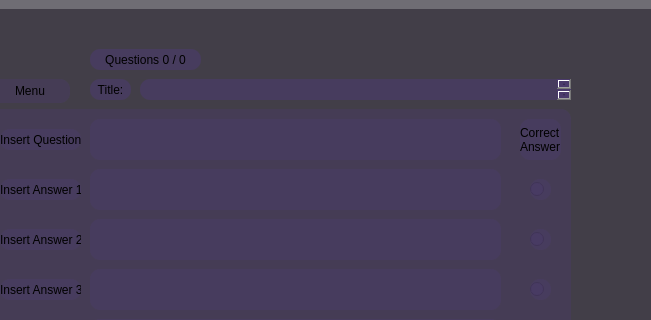
Old version of the form QuizModule/quizwindow.ui in the repository WSU-4110/MOST; both pictures show x 179 to 830 and y 0 to 320 of the 927 by 615 pixel window.
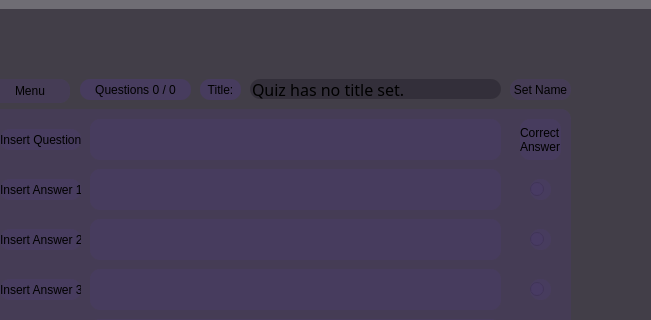
New version of the form. The open tabs and pages were chosen to show the change. Icons and pictures are not drawn.

Commit message: 1) Fix loading .db file to QuizBank 2) Add saving QuizBank to .db file 3) Add quiz name - quizzes must have a title 4) Fix study page to retain radio selections per question 5) Fix study page displaying current question

```diff
--- a/QuizModule/quizwindow.ui
+++ b/QuizModule/quizwindow.ui
@@ -694,25 +694,10 @@
        </property>
       </widget>
      </widget>
-     <widget class="QPlainTextEdit" name="plainTextEdit_2">
-      <property name="geometry">
-       <rect>
-        <x>310</x>
-        <y>70</y>
-        <width>431</width>
-        <height>21</height>
-       </rect>
-      </property>
-      <property name="styleSheet">
-       <string notr="true">background-color: rgba(75, 58, 108, 150);
-border-radius: 10px;
-</string>
-      </property>
-     </widget>
      <widget class="QLabel" name="label_5">
       <property name="geometry">
        <rect>
-        <x>260</x>
+        <x>370</x>
         <y>70</y>
         <width>41</width>
         <height>21</height>
@@ -733,8 +718,8 @@
      <widget class="QLabel" name="labelCreateQuestionIndex">
       <property name="geometry">
        <rect>
-        <x>260</x>
-        <y>40</y>
+        <x>250</x>
+        <y>70</y>
         <width>111</width>
         <height>21</height>
        </rect>
@@ -751,6 +736,42 @@
        <set>Qt::AlignmentFlag::AlignCenter</set>
       </property>
      </widget>
+     <widget class="QLineEdit" name="lineEditTitle">
+      <property name="geometry">
+       <rect>
+        <x>420</x>
+        <y>70</y>
+        <width>251</width>
+        <height>20</height>
+       </rect>
+      </property>
+      <property name="font">
+       <font>
+        <family>Sans Serif Collection</family>
+        <pointsize>12</pointsize>
+       </font>
+      </property>
+      <property name="text">
+       <string>Quiz has no title set.</string>
+      </property>
+     </widget>
+     <widget class="QPushButton" name="pushButtonSetName">
+      <property name="geometry">
+       <rect>
+        <x>680</x>
+        <y>70</y>
+        <width>61</width>
+        <height>21</height>
+       </rect>
+      </property>
+      <property name="styleSheet">
+       <string notr="true">background-color: rgba(75, 58, 108, 100);
+border-radius: 10px;</string>
+      </property>
+      <property name="text">
+       <string>Set Name</string>
+      </property>
+     </widget>
      <zorder>quizCreateFrame</zorder>
      <zorder>pushButtonCreateQuestion</zorder>
      <zorder>pushButtonOverwriteQuestion</zorder>
```
Left out of the diff: 29 changed lines with no effect on the pictures. The commit also changes 14 other files.
